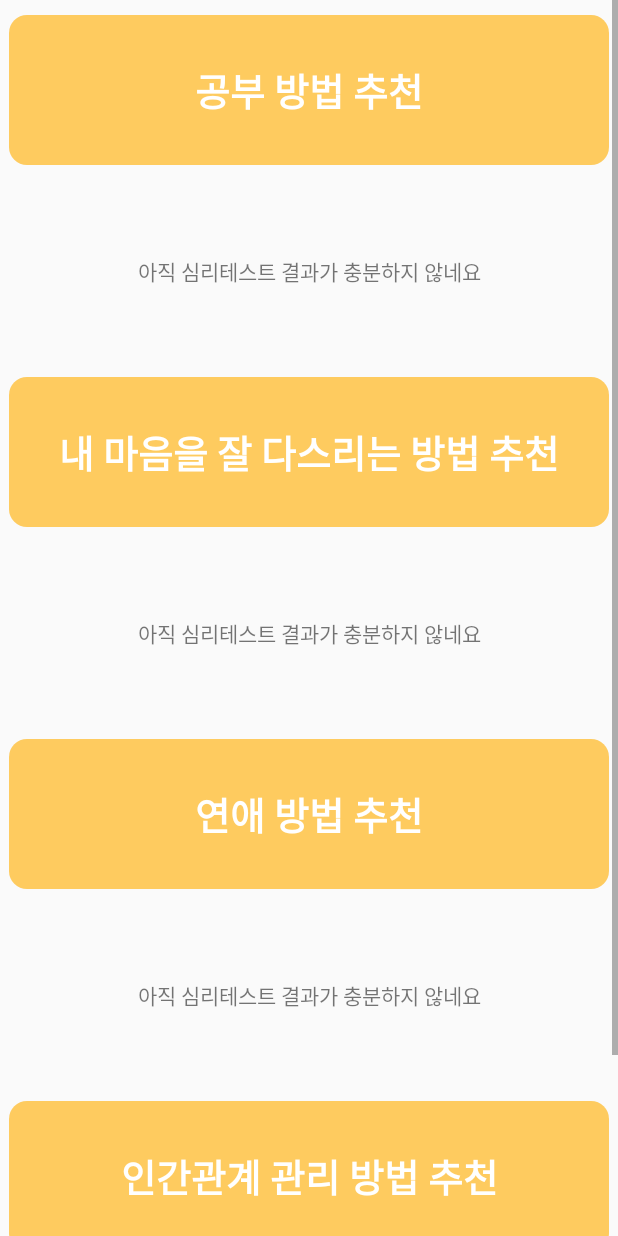
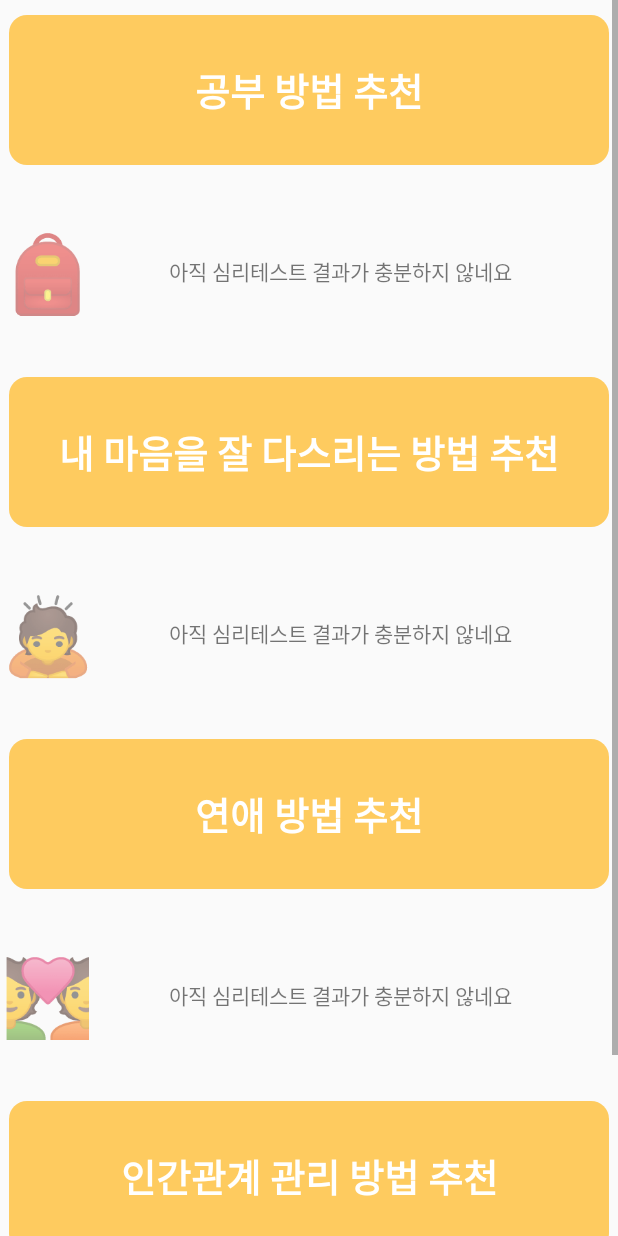
Before and after one commit to SHSongs/AiAnimalApp, an Android app: the layout recommend.xml on its own in the app's theme, with its tools: preview values and no code run, on a phone screen of 412 x 824 dp. Run offline under Robolectric (Android 15) with nearby library versions, the phone set to English and light mode, and no system bars.

Commit message:
추천 목록 추가

```diff
--- a/AppProgrammingProject/app/src/main/AndroidManifest.xml
+++ b/AppProgrammingProject/app/src/main/AndroidManifest.xml
@@ -29,15 +29,14 @@
             </intent-filter>
         </activity>
 
-
-
-        <activity android:name=".preResult"></activity>
         <activity android:name=".Stest" />
         <activity android:name=".Friend" />
         <activity android:name=".Love" />
         <activity android:name=".Stress" />
         <activity android:name=".Study" />
-        <activity android:name=".Recommend"></activity>
+        <activity android:name=".preResult" />
+        <activity android:name=".Recommend" />
+
     </application>
 
 </manifest>
--- a/AppProgrammingProject/app/src/main/java/com/example/appprogrammingproject/Loading.java
+++ b/AppProgrammingProject/app/src/main/java/com/example/appprogrammingproject/Loading.java
@@ -24,6 +24,6 @@ public class Loading extends Activity {
                 startActivity(intent);
                 finish();
             }
-        }, 2000);
+        }, 12000);
     }
 }
--- a/AppProgrammingProject/app/src/main/java/com/example/appprogrammingproject/MainActivity.java
+++ b/AppProgrammingProject/app/src/main/java/com/example/appprogrammingproject/MainActivity.java
@@ -21,7 +21,7 @@ import java.util.zip.Inflater;
 public class MainActivity extends AppCompatActivity {
 
     Button btn, choose, menu;
-    RadioButton sTest, chu, resultCompare, ai;
+    RadioButton sTest, cu, ai;
 
     @Override
     public void onCreate(@Nullable Bundle savedInstanceState, @Nullable PersistableBundle persistentState) {
@@ -63,7 +63,7 @@ public class MainActivity extends AppCompatActivity {
         ai = findViewById(R.id.ai);
         choose = findViewById(R.id.choose);
         sTest = findViewById(R.id.sTest);
-        chu = findViewById(R.id.chu);
+        cu = findViewById(R.id.cu);
         menu=findViewById(R.id.menu);
 
         menu.setOnClickListener(new View.OnClickListener() {
@@ -88,10 +88,9 @@ public class MainActivity extends AppCompatActivity {
                         Intent ai = new Intent(getApplicationContext(), Ai.class);
                         startActivity(ai);
 
-                    } else if (chu.isChecked()) { //심리테스트 결과를 통한 추천 목록
-                        //성격, 심리테스트를 한번도 실행하지 않았다면 성격, 심리테스트 권유 창 뜨기(dialog)
-                        Intent chu = new Intent(getApplicationContext(), Recommend.class);
-                        startActivity(chu);
+                    } else if (cu.isChecked()) { //심리테스트 결과를 통한 추천 목록
+                        Intent ch=new Intent(getApplicationContext(),Recommend.class);
+                        startActivity(ch);
                     }
             }
         });
--- a/AppProgrammingProject/app/src/main/res/layout/activity_main.xml
+++ b/AppProgrammingProject/app/src/main/res/layout/activity_main.xml
@@ -109,12 +109,12 @@
                     ></RadioButton>
 
                 <RadioButton
-                    android:textSize="18dp"
-                    android:id="@+id/chu"
+                    android:id="@+id/cu"
                     android:layout_width="match_parent"
                     android:layout_height="wrap_content"
                     android:layout_weight="1"
-                    android:text="💌 나에게 꼭 맞는 추천"></RadioButton>
+                    android:text="💌 나에게 꼭 맞는 추천"
+                    android:textSize="18dp"></RadioButton>
 
 
 
--- a/AppProgrammingProject/app/src/main/res/layout/recommend.xml
+++ b/AppProgrammingProject/app/src/main/res/layout/recommend.xml
@@ -1,12 +1,10 @@
 <?xml version="1.0" encoding="utf-8"?>
-<LinearLayout xmlns:android="http://schemas.android.com/apk/res/android"
+<ScrollView xmlns:android="http://schemas.android.com/apk/res/android"
     android:layout_width="match_parent"
     android:layout_height="match_parent"
     android:orientation="vertical">
 
-    <ScrollView
-        android:layout_width="match_parent"
-        android:layout_height="match_parent">
+
 
         <LinearLayout
             android:layout_width="match_parent"
@@ -25,13 +23,31 @@
                 android:textSize="25dp"
                 android:textStyle="bold"></TextView>
 
+            <LinearLayout
+                android:layout_width="wrap_content"
+                android:layout_height="wrap_content">
+
+
+
+                <TextView
+                    android:layout_width="wrap_content"
+                    android:layout_height="wrap_content"
+                    android:text="🎒"
+                    android:gravity="center"
+                    android:layout_gravity="center"
+                    android:textSize="50dp"></TextView>
+
                 <TextView
                     android:id="@+id/study"
                     android:layout_width="match_parent"
                     android:layout_height="wrap_content"
-                android:text="아직 심리테스트 결과가 충분하지 않네요"
                     android:layout_margin="50dp"
-                android:gravity="center"></TextView>
+                    android:gravity="center"
+                    android:text="아직 심리테스트 결과가 충분하지 않네요"></TextView>
+
+            </LinearLayout>
+
+
 
             <TextView
                 android:layout_width="400dp"
@@ -45,13 +61,31 @@
                 android:textSize="25dp"
                 android:textStyle="bold"></TextView>
 
+            <LinearLayout
+                android:layout_width="wrap_content"
+                android:layout_height="wrap_content">
+
+
+
+                <TextView
+                    android:layout_width="wrap_content"
+                    android:layout_height="wrap_content"
+                    android:text="🙇"
+                    android:gravity="center"
+                    android:layout_gravity="center"
+                    android:textSize="50dp"></TextView>
+
                 <TextView
                     android:id="@+id/stress"
                     android:layout_width="match_parent"
                     android:layout_height="wrap_content"
-                android:text="아직 심리테스트 결과가 충분하지 않네요"
                     android:layout_margin="50dp"
-                android:gravity="center"></TextView>
+                    android:gravity="center"
+                    android:text="아직 심리테스트 결과가 충분하지 않네요"></TextView>
+
+            </LinearLayout>
+
+
 
 
             <TextView
@@ -66,14 +100,28 @@
                 android:textSize="25dp"
                 android:textStyle="bold"></TextView>
 
+            <LinearLayout
+                android:layout_width="wrap_content"
+                android:layout_height="wrap_content">
+
+
+                <TextView
+                    android:layout_width="wrap_content"
+                    android:layout_height="wrap_content"
+                    android:layout_gravity="center"
+                    android:gravity="center"
+                    android:text="💑"
+                    android:textSize="50dp"></TextView>
+
                 <TextView
                     android:id="@+id/love"
                     android:layout_width="match_parent"
                     android:layout_height="wrap_content"
-                android:text="아직 심리테스트 결과가 충분하지 않네요"
                     android:layout_margin="50dp"
-                android:gravity="center"></TextView>
+                    android:gravity="center"
+                    android:text="아직 심리테스트 결과가 충분하지 않네요"></TextView>
 
+            </LinearLayout>
             <TextView
                 android:layout_width="400dp"
                 android:layout_height="100dp"
@@ -86,18 +134,33 @@
                 android:textSize="25dp"
                 android:textStyle="bold"></TextView>
 
+            <LinearLayout
+                android:layout_width="wrap_content"
+                android:layout_height="wrap_content">
+
+
+
+                <TextView
+                    android:layout_width="wrap_content"
+                    android:layout_height="wrap_content"
+                    android:text="👪"
+                    android:gravity="center"
+                    android:layout_gravity="center"
+                    android:textSize="50dp"></TextView>
+
                 <TextView
                     android:id="@+id/friend"
                     android:layout_width="match_parent"
                     android:layout_height="wrap_content"
-                android:text="아직 심리테스트 결과가 충분하지 않네요"
                     android:layout_margin="50dp"
-                android:gravity="center"></TextView>
+                    android:gravity="center"
+                    android:text="아직 심리테스트 결과가 충분하지 않네요"></TextView>
 
+            </LinearLayout>
 
 
         </LinearLayout>
 
+
+
 </ScrollView>
-
-</LinearLayout>
```
Lines whose indentation alone changed are shown as unchanged.
